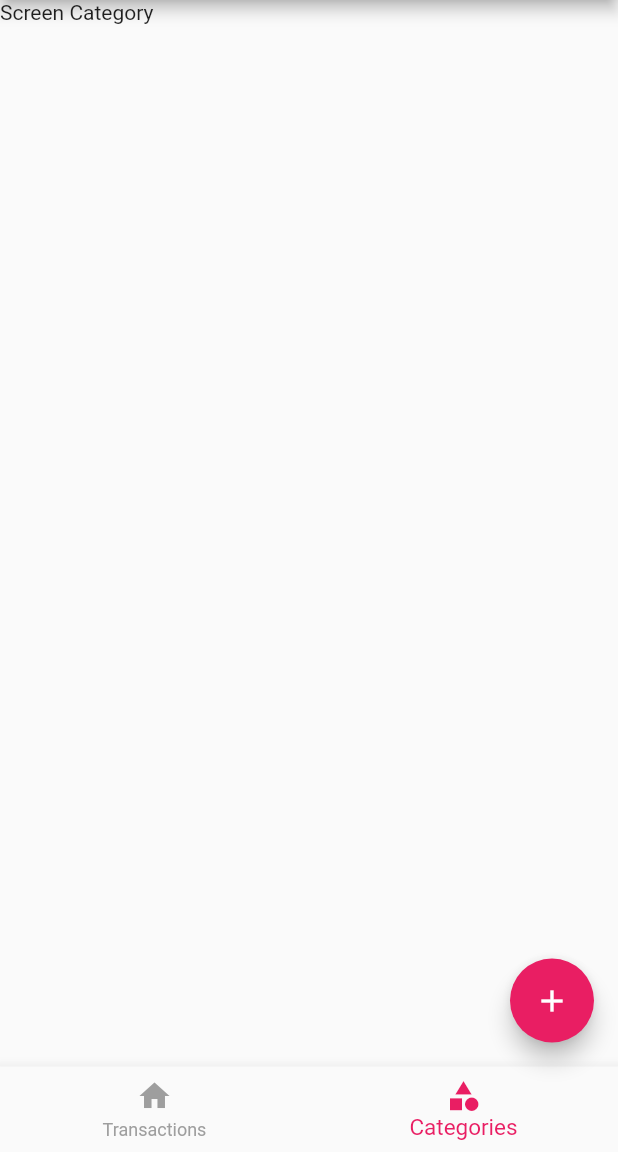
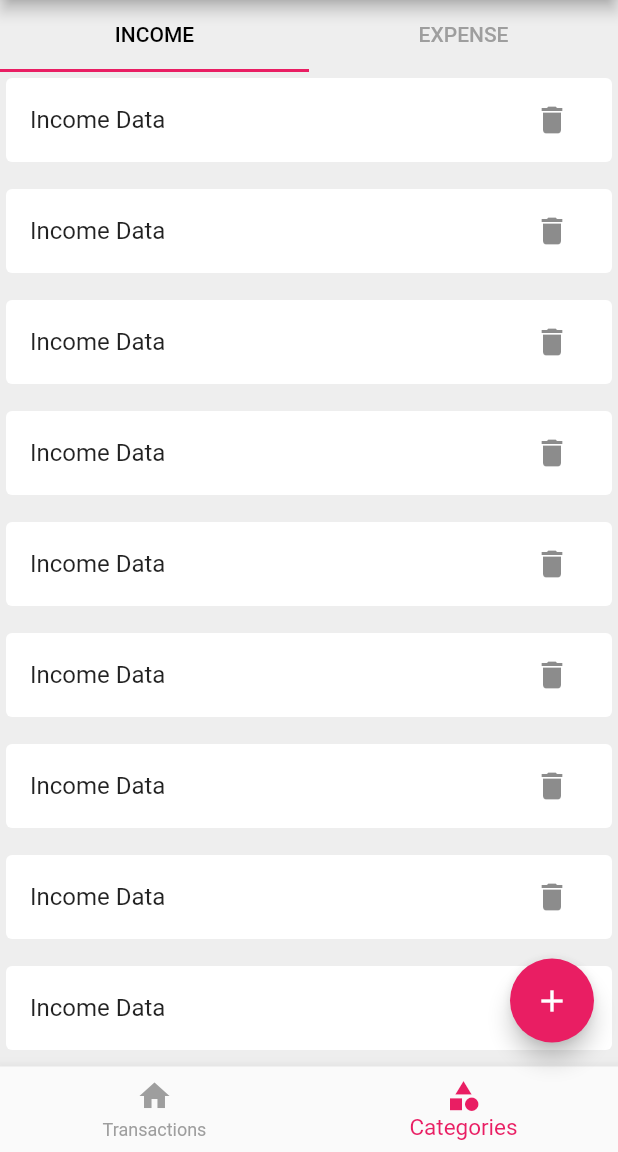
Before and after one commit to Nishadatgit/personal-money-app, a Flutter app: the screen it shows after launch, item 2 of the bottom bar chosen, on a phone screen of 412 x 824 dp, the part 84-1236 px from its top. Run offline on Flutter 3.47's test engine with Material 2 defaults, Android fonts, the phone set to English and light mode, and no system bars.

Commit message:
category ui completed

```diff
--- /dev/null
+++ b/lib/screens/category/income_category_list.dart
@@ -0,0 +1,27 @@
+import 'package:flutter/material.dart';
+
+class IncomeCategory extends StatelessWidget {
+  const IncomeCategory({Key? key}) : super(key: key);
+
+  @override
+  Widget build(BuildContext context) {
+    return ListView.separated(
+      itemBuilder: (ctx, index) {
+        return Card(
+          elevation: 0,
+          child: ListTile(
+            title: Text('Income Data'),
+            trailing: IconButton(
+              onPressed: () {},
+              icon: Icon(Icons.delete),
+            ),
+          ),
+        );
+      },
+      separatorBuilder: (ctx, index) {
+        return SizedBox(height: 10);
+      },
+      itemCount: 10,
+    );
+  }
+}
--- a/lib/screens/category/screen_category.dart
+++ b/lib/screens/category/screen_category.dart
@@ -1,10 +1,47 @@
 import 'package:flutter/material.dart';
+import 'package:moneymanagement/screens/category/expense_category_list.dart';
+import 'package:moneymanagement/screens/category/income_category_list.dart';
 
-class ScreenCatogory extends StatelessWidget {
+class ScreenCatogory extends StatefulWidget {
   const ScreenCatogory({Key? key}) : super(key: key);
 
   @override
+  State<ScreenCatogory> createState() => _ScreenCatogoryState();
+}
+
+class _ScreenCatogoryState extends State<ScreenCatogory>
+    with SingleTickerProviderStateMixin {
+  late TabController _tabController;
+  @override
+  void initState() {
+    _tabController = TabController(length: 2, vsync: this);
+    super.initState();
+  }
+
+  @override
   Widget build(BuildContext context) {
-    return Text('Screen Category');
+    return Column(
+      children: [
+        TabBar(
+            controller: _tabController,
+            labelColor: Colors.black,
+            unselectedLabelColor: Colors.grey,
+            tabs: [
+              const Tab(text: 'INCOME'),
+              const Tab(
+                text: 'EXPENSE',
+              )
+            ]),
+        Expanded(
+          child: TabBarView(
+            controller: _tabController,
+            children: [
+              IncomeCategory(),
+              ExpenseCategory(),
+            ],
+          ),
+        )
+      ],
+    );
   }
 }
--- a/lib/screens/home/screen_home.dart
+++ b/lib/screens/home/screen_home.dart
@@ -12,6 +12,7 @@ class ScreenHome extends StatelessWidget {
   @override
   Widget build(BuildContext context) {
     return Scaffold(
+      backgroundColor: Colors.grey[200],
       appBar: AppBar(
         title: Text('Money Manager'),
         centerTitle: true,
```
Also changed, not shown: lib/screens/category/expense_category_list.dart (added, +27 -0 lines), lib/screens/transactions/screen_transaction.dart (+25 -1 lines).
